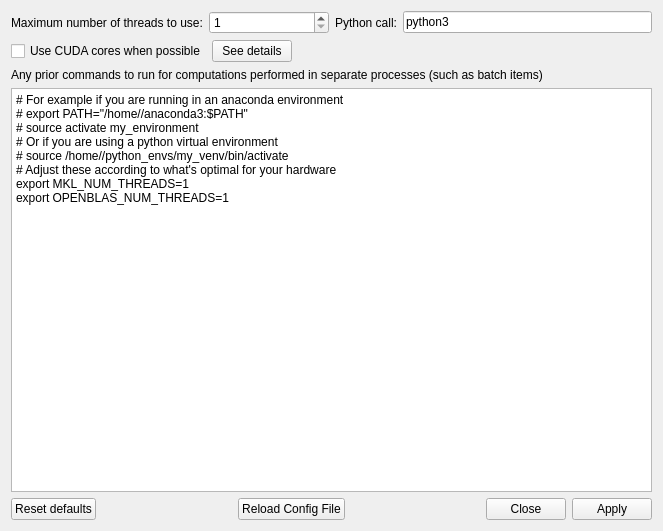
This is mesmerize/common/ui_files/system_config.ui in kushalkolar/MESmerize as Qt 5 draws it before an edit. The edited form follows.
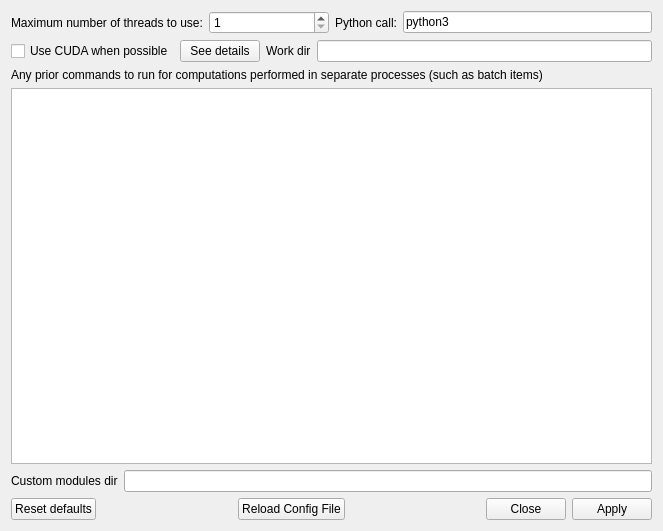
This is the edited form.

Commit message: Refactoring. Implemented new window manager and sys config format. Not fully tested, will test on the nodes. Update __main__.py, flowchart.py, and 37 more files...

```diff
--- a/mesmerize/common/ui_files/system_config.ui
+++ b/mesmerize/common/ui_files/system_config.ui
@@ -78,11 +78,13 @@
     </layout>
    </item>
    <item>
+    <layout class="QHBoxLayout" name="horizontalLayout_8">
+     <item>
     <layout class="QHBoxLayout" name="horizontalLayout_6">
      <item>
       <widget class="QCheckBox" name="checkBoxUseCUDA">
        <property name="text">
-        <string>Use CUDA cores when possible</string>
+          <string>Use CUDA when possible</string>
        </property>
       </widget>
      </item>
@@ -93,18 +95,21 @@
        </property>
       </widget>
      </item>
+      </layout>
+     </item>
      <item>
-      <spacer name="horizontalSpacer_3">
-       <property name="orientation">
-        <enum>Qt::Horizontal</enum>
-       </property>
-       <property name="sizeHint" stdset="0">
-        <size>
-         <width>40</width>
-         <height>20</height>
-        </size>
-       </property>
-      </spacer>
+      <layout class="QHBoxLayout" name="horizontalLayout_7">
+       <item>
+        <widget class="QLabel" name="label_5">
+         <property name="text">
+          <string>Work dir</string>
+         </property>
+        </widget>
+       </item>
+       <item>
+        <widget class="QLineEdit" name="lineEditWorkDir"/>
+       </item>
+      </layout>
      </item>
     </layout>
    </item>
@@ -124,17 +129,24 @@
       </sizepolicy>
      </property>
      <property name="plainText">
-      <string># For example if you are running in an anaconda environment
-# export PATH=&quot;/home/&lt;user&gt;/anaconda3:$PATH&quot;
-# source activate my_environment
-# Or if you are using a python virtual environment
-# source /home/&lt;user&gt;/python_envs/my_venv/bin/activate
-# Adjust these according to what's optimal for your hardware
-export MKL_NUM_THREADS=1
-export OPENBLAS_NUM_THREADS=1</string>
+      <string/>
      </property>
     </widget>
    </item>
+   <item>
+    <layout class="QHBoxLayout" name="horizontalLayout_5">
+     <item>
+      <widget class="QLabel" name="label_4">
+       <property name="text">
+        <string>Custom modules dir</string>
+       </property>
+      </widget>
+     </item>
+     <item>
+      <widget class="QLineEdit" name="lineEditCustomModulesDir"/>
+     </item>
+    </layout>
+   </item>
    <item>
     <layout class="QHBoxLayout" name="horizontalLayout_3">
      <item>
```
Left out of the diff: 2 changed lines with no effect on the pictures. Lines whose indentation alone changed are shown as unchanged. The commit also changes 38 other files.
